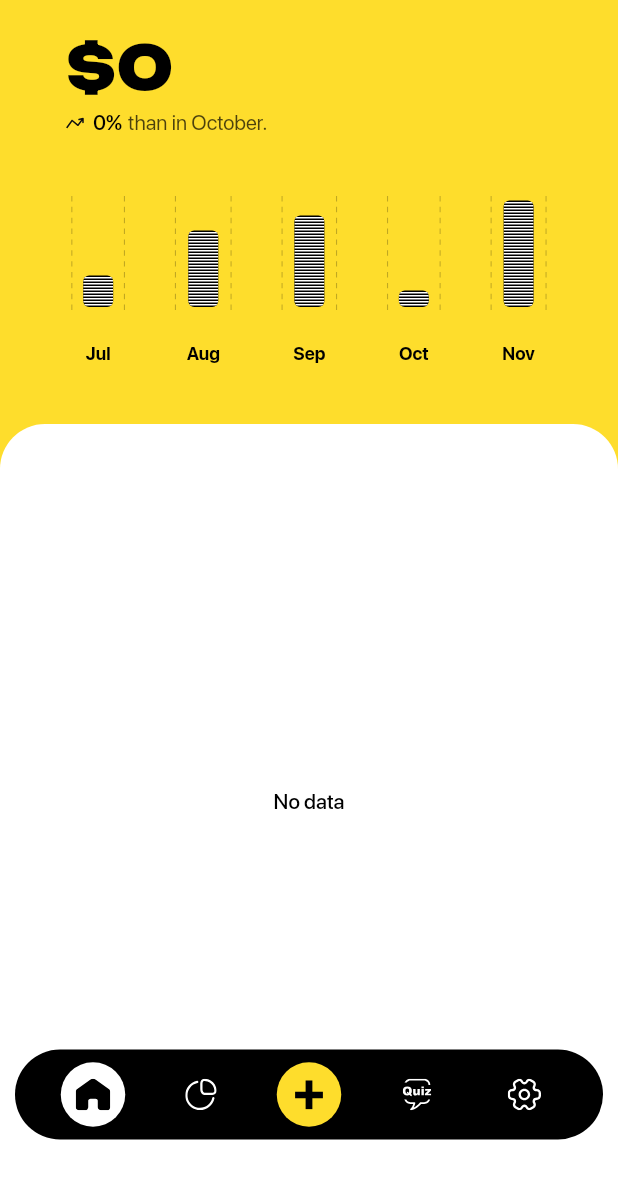
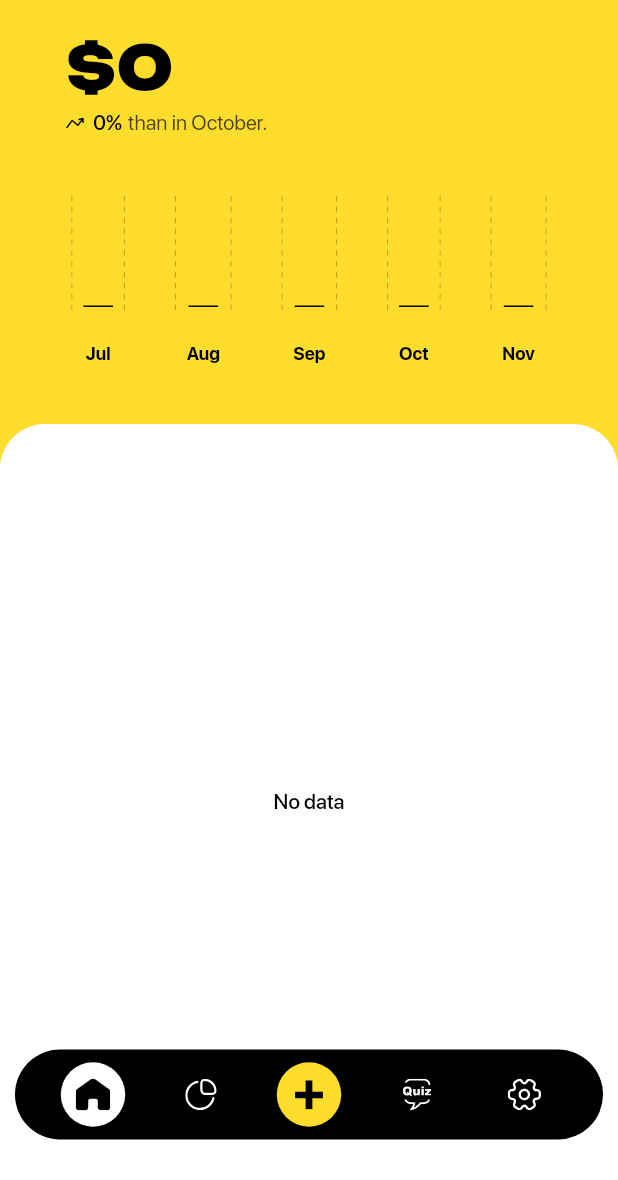
Before and after one commit to kent0505/finance_y2, a Flutter app: the HomePage screen opened by its route, on a phone screen of 412 x 824 dp, the part 56-1236 px from its top. Run offline on Flutter 3.47's test engine with Material 3 defaults, Android fonts, the phone set to English and light mode, and no system bars; our stand-ins replace flutter_bloc, flutter_svg, go_router, hive_flutter, shared_preferences; accounts and stored records are empty; project files that could hold a hidden picture were left out.

Commit message:
home bar chart

```diff
--- a/lib/src/core/utils.dart
+++ b/lib/src/core/utils.dart
@@ -20,51 +20,12 @@ String timestampToString(int timestamp) {
   }
 }
 
-String dateToString(DateTime date) {
-  // DateTime to 22.06.2000
-  try {
-    return DateFormat('dd.MM.yyyy').format(date);
-  } catch (e) {
-    return 'Error';
-  }
-}
-
-String timeToString(DateTime time) {
-  // DateTime to 22:00
-  try {
-    return DateFormat('HH:mm').format(time);
-  } catch (e) {
-    return 'Error';
-  }
-}
-
-DateTime stringToDate(String date) {
-  // 22.06.2000 to DateTime
-  try {
-    return DateFormat('dd.MM.yyyy').parse(date);
-  } catch (e) {
-    return DateTime.now();
-  }
-}
-
 String formatNumber(int number) {
   return NumberFormat('#,###').format(number);
 }
 
 double getStatusBar(BuildContext context) {
   return MediaQuery.of(context).viewPadding.top;
-}
-
-double getBottom(BuildContext context) {
-  return MediaQuery.of(context).viewPadding.bottom;
-}
-
-double getWidth(BuildContext context) {
-  return MediaQuery.of(context).size.width;
-}
-
-double getHeight(BuildContext context) {
-  return MediaQuery.of(context).size.height;
 }
 
 void logger(Object message) {
@@ -113,57 +74,9 @@ void calculateMoney() {
   totalIncomes = 0;
   totalExpenses = 0;
   for (Money money in moneyList) {
-    if (money.income) {
-      totalIncomes += money.amount;
-    } else {
-      totalExpenses += money.amount;
-    }
+    money.income ? totalIncomes += money.amount : totalExpenses += money.amount;
   }
 }
-
-String getPreviousMonthName() {
-  DateTime now = DateTime.now();
-  DateTime previousMonth = DateTime(now.year, now.month - 1);
-  return DateFormat('MMMM').format(previousMonth);
-}
-
-// double comparePreviousMonthIncomes() {
-//   List<Money> currentMonthList = [];
-//   List<Money> lastMonthList = [];
-//   DateTime now = DateTime.now();
-//   int incomes1 = 0;
-//   int expenses1 = 0;
-//   int incomes2 = 0;
-//   int expenses2 = 0;
-
-//   for (Money money in moneyList) {
-//     DateTime date = DateTime.fromMillisecondsSinceEpoch(money.id * 1000);
-//     if (date.month == now.month) currentMonthList.add(money);
-//     if (date.month - 1 == now.month - 1) lastMonthList.add(money);
-//   }
-
-//   for (Money money in currentMonthList) {
-//     if (money.income) {
-//       incomes1 += money.amount;
-//     } else {
-//       expenses1 += money.amount;
-//     }
-//   }
-
-//   for (Money money in lastMonthList) {
-//     if (money.income) {
-//       incomes2 += money.amount;
-//     } else {
-//       expenses2 += money.amount;
-//     }
-//   }
-
-//   if (incomes2 - expenses2 == 0) {
-//     return 0;
-//   } else {
-//     return (incomes1 - expenses1 / incomes2 - expenses2) * 100;
-//   }
-// }
 
 String comparePreviousMonthIncomes() {
   List<Money> currentMonthList = [];
@@ -173,7 +86,6 @@ String comparePreviousMonthIncomes() {
   int expenses1 = 0;
   int incomes2 = 0;
   int expenses2 = 0;
-
   for (Money money in moneyList) {
     DateTime date = DateTime.fromMillisecondsSinceEpoch(money.id * 1000);
     if (date.month == now.month && date.year == now.year) {
@@ -185,18 +97,10 @@ String comparePreviousMonthIncomes() {
     }
   }
   for (Money money in currentMonthList) {
-    if (money.income) {
-      incomes1 += money.amount;
-    } else {
-      expenses1 += money.amount;
-    }
+    money.income ? incomes1 += money.amount : expenses1 += money.amount;
   }
   for (Money money in lastMonthList) {
-    if (money.income) {
-      incomes2 += money.amount;
-    } else {
-      expenses2 += money.amount;
-    }
+    money.income ? incomes2 += money.amount : expenses2 += money.amount;
   }
   int netIncome1 = incomes1 - expenses1;
   int netIncome2 = incomes2 - expenses2;
@@ -205,7 +109,13 @@ String comparePreviousMonthIncomes() {
   return '${total.toStringAsFixed(2)}%';
 }
 
-String getCurrentMonth(int id) {
+String getPreviousMonthName() {
+  DateTime now = DateTime.now();
+  DateTime previousMonth = DateTime(now.year, now.month - 1);
+  return DateFormat('MMMM').format(previousMonth);
+}
+
+String getMonthName(int id) {
   const monthNames = [
     "Jan",
     "Feb",
@@ -220,7 +130,37 @@ String getCurrentMonth(int id) {
     "Nov",
     "Dec"
   ];
-
   DateTime now = DateTime.now();
   return monthNames[now.month - id];
 }
+
+double getMonthIncome(int id) {
+  List<Money> sortedList = [];
+  DateTime now = DateTime.now();
+  int incomes = 0;
+  int expenses = 0;
+  for (Money money in moneyList) {
+    DateTime date = DateTime.fromMillisecondsSinceEpoch(money.id * 1000);
+    if (date.month == now.month - id && date.year == now.year) {
+      sortedList.add(money);
+    }
+  }
+  for (Money money in sortedList) {
+    money.income ? incomes += money.amount : expenses += money.amount;
+  }
+  return (incomes - expenses).toDouble();
+}
+
+List<double> normalizeToMax70() {
+  List<double> values = [
+    getMonthIncome(0),
+    getMonthIncome(1),
+    getMonthIncome(2),
+    getMonthIncome(3),
+    getMonthIncome(4),
+  ];
+  double maxValue = values.reduce((a, b) => a > b ? a : b);
+  if (maxValue == 0) return List.filled(values.length, 0);
+  double scale = 70 / maxValue;
+  return values.map((value) => (value * scale)).toList();
+}
--- a/lib/src/core/widgets/others/bar_chart.dart
+++ b/lib/src/core/widgets/others/bar_chart.dart
@@ -70,6 +70,7 @@ class _Bar extends StatelessWidget {
                 width: 1000,
                 child: Column(
                   children: [
+                    if (height >= 2) ...[
                       const _Line(top: 1),
                       ...List.generate(
                         (height / 2).toInt() - 1,
@@ -77,6 +78,7 @@ class _Bar extends StatelessWidget {
                           return const _Line();
                         },
                       ),
+                    ]
                   ],
                 ),
               ),
--- a/lib/src/features/home/pages/main_page.dart
+++ b/lib/src/features/home/pages/main_page.dart
@@ -92,19 +92,38 @@ class MainPage extends StatelessWidget {
                 },
               ),
               const Spacer(),
-              Row(
+              BlocBuilder<MoneyBloc, MoneyState>(
+                builder: (context, state) {
+                  return Row(
                     mainAxisAlignment: MainAxisAlignment.center,
                     children: [
-                  BarChart(month: getCurrentMonth(5), height: 20),
+                      BarChart(
+                        month: getMonthName(5),
+                        height: normalizeToMax70()[4],
+                      ),
                       const SizedBox(width: 33),
-                  BarChart(month: getCurrentMonth(4), height: 50),
+                      BarChart(
+                        month: getMonthName(4),
+                        height: normalizeToMax70()[3],
+                      ),
                       const SizedBox(width: 33),
-                  BarChart(month: getCurrentMonth(3), height: 60),
+                      BarChart(
+                        month: getMonthName(3),
+                        height: normalizeToMax70()[2],
+                      ),
                       const SizedBox(width: 33),
-                  BarChart(month: getCurrentMonth(2), height: 10),
+                      BarChart(
+                        month: getMonthName(2),
+                        height: normalizeToMax70()[1],
+                      ),
                       const SizedBox(width: 33),
-                  BarChart(month: getCurrentMonth(1), height: 70),
+                      BarChart(
+                        month: getMonthName(1),
+                        height: normalizeToMax70()[0],
+                      ),
                     ],
+                  );
+                },
               ),
               const Spacer(),
             ],
```
Also changed, not shown: lib/src/core/widgets/others/bar_chart_indicator.dart (deleted, +0 -27 lines). Lines whose indentation alone changed are shown as unchanged.
